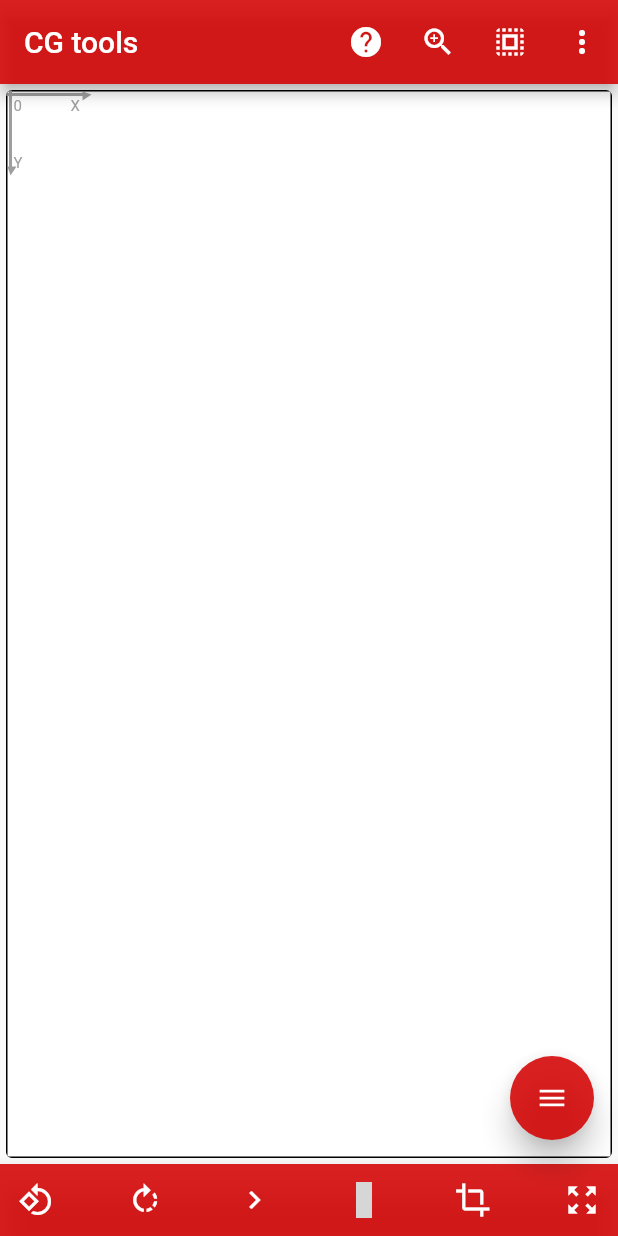
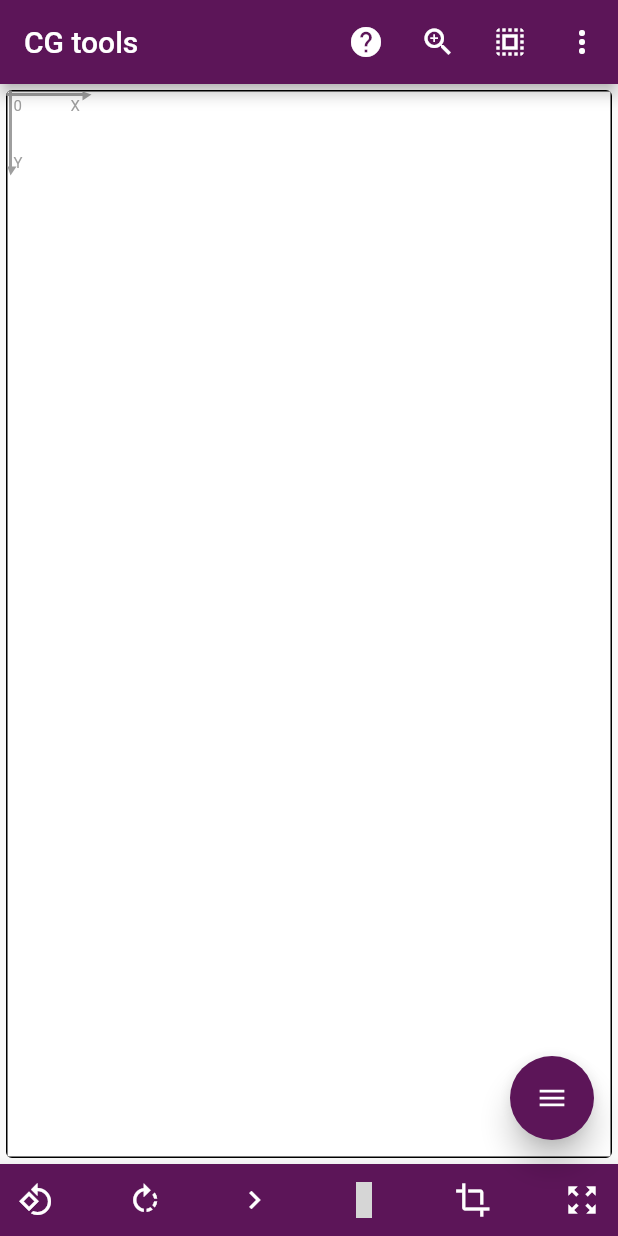
Before and after one commit to LFMP/CG_tools, a Flutter app: the screen it shows after launch, on a phone screen of 412 x 824 dp. Run offline on Flutter 3.47's test engine with Material 2 defaults, Android fonts, the phone set to English and light mode, and no system bars; drawn by our look-alikes of flutter_speed_dial; our stand-ins replace bloc, equatable, flutter_bloc, material_design_icons_flutter, vibration; grey boxes are pictures that could not be loaded.

Commit message:
color change

```diff
--- a/lib/utils/appstyle.dart
+++ b/lib/utils/appstyle.dart
@@ -1,11 +1,11 @@
 import 'package:flutter/widgets.dart';
 
 class AppStyle {
-  static const Color primary = Color(0xddd50000);
+  static const Color primary = Color.fromRGBO(92, 21, 88, 1);
   static const Color complementary = Color(0x9990ee02);
   static const Color analagous1 = Color(0x00021aee);
   static const Color analagous2 = Color(0xddd602ee);
-  static const Color triadic1 = Color(0xffff5131);
+  static const Color triadic1 = Color.fromRGBO(175, 40, 167, 1);
   static const Color triadic2 = Color(0xeeee6002);
   static const Color white = Color(0xffffffff);
   static const Color black = Color(0x00000000);
```
